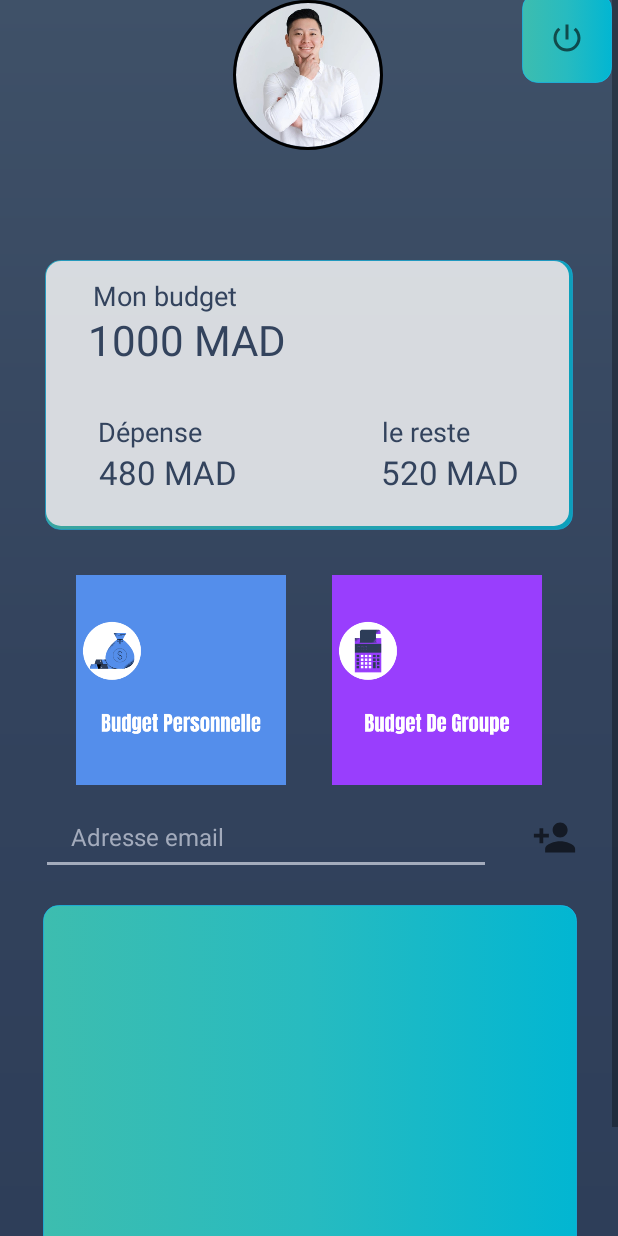
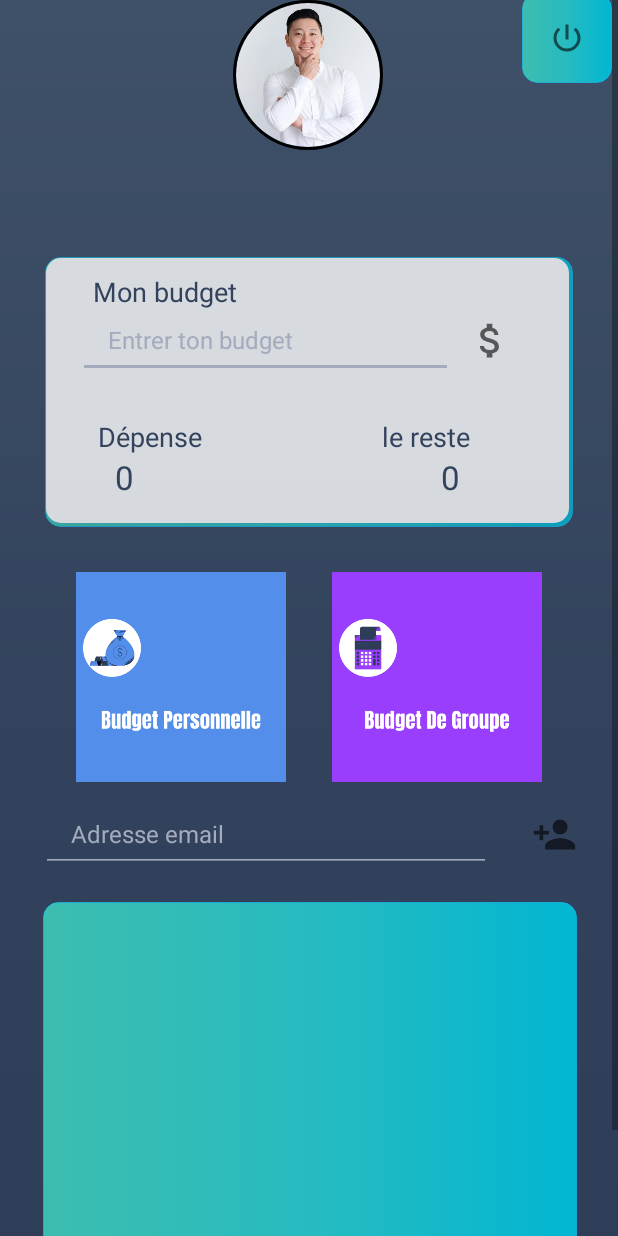
Before and after one commit to AyoubIzourane/Covie, an Android app: the layout activity_main.xml on its own in the app's theme, with its tools: preview values and no code run, on a phone screen of 412 x 824 dp. Run offline under Robolectric (Android 15) with nearby library versions, the light colour scheme and no system bars.

Commit message:
mini calculator of budget

```diff
--- /dev/null
+++ b/app/src/main/java/com/example/colocataire_app/BudgetPersonnelle/TotalBudgetClass.java
@@ -0,0 +1,6 @@
+package com.example.colocataire_app.BudgetPersonnelle;
+
+public class TotalBudgetClass {
+
+    public static String TotalBudget;
+}
--- a/app/src/main/res/layout/activity_main.xml
+++ b/app/src/main/res/layout/activity_main.xml
@@ -7,9 +7,7 @@
     android:layout_width="match_parent"
     android:layout_height="wrap_content">
 
-<androidx.constraintlayout.widget.ConstraintLayout xmlns:android="http://schemas.android.com/apk/res/android"
-    xmlns:app="http://schemas.android.com/apk/res-auto"
-    xmlns:tools="http://schemas.android.com/tools"
+<androidx.constraintlayout.widget.ConstraintLayout
     android:layout_width="match_parent"
     android:layout_height="match_parent"
     android:layout_marginBottom="40dp"
@@ -80,12 +78,10 @@
         android:background="@drawable/border_shadow"
         app:layout_constraintBottom_toBottomOf="parent"
         app:layout_constraintEnd_toEndOf="parent"
-        app:layout_constraintHorizontal_bias="0.94"
         app:layout_constraintStart_toStartOf="parent"
         app:layout_constraintTop_toBottomOf="@+id/username"
-        app:layout_constraintVertical_bias="0.032"
+        app:layout_constraintVertical_bias="0.028"
         tools:ignore="MissingConstraints" />
-
 
     <ImageButton
         android:id="@+id/budget_personnelle"
@@ -166,13 +162,19 @@
         app:layout_constraintTop_toBottomOf="@+id/budget_personnelle"
         tools:ignore="MissingConstraints" />
 
-    <TextView
+    <EditText
         android:id="@+id/textView4"
-        android:layout_width="wrap_content"
-        android:layout_height="wrap_content"
-        android:text="1000 MAD"
-        android:textColor="#33435D"
-        android:textSize="28dp"
+        android:layout_width="250dp"
+        android:layout_height="50dp"
+        android:layout_marginLeft="10dp"
+        android:backgroundTint="#A3ABBC"
+        android:ems="10"
+
+        android:hint="Entrer ton budget"
+        android:paddingStart="20dp"
+        android:textColor="@color/black"
+        android:textColorHint=" #A3ABBC"
+        android:textSize="16dp"
         app:layout_constraintBottom_toBottomOf="@+id/view6"
         app:layout_constraintEnd_toEndOf="@+id/view6"
         app:layout_constraintHorizontal_bias="0.131"
@@ -180,11 +182,27 @@
         app:layout_constraintTop_toTopOf="@+id/view6"
         app:layout_constraintVertical_bias="0.239" />
 
+    <ImageButton
+        android:id="@+id/addBudget"
+        android:layout_width="50dp"
+        android:layout_height="50dp"
+        android:adjustViewBounds="true"
+        android:background="@android:color/transparent"
+        android:padding="10dp"
+        android:scaleType="fitCenter"
+        app:layout_constraintBottom_toBottomOf="@+id/textView4"
+        app:layout_constraintEnd_toEndOf="@+id/view6"
+        app:layout_constraintHorizontal_bias="0.0"
+        app:layout_constraintStart_toEndOf="@+id/textView4"
+        app:layout_constraintTop_toTopOf="@+id/textView4"
+        app:layout_constraintVertical_bias="1.0"
+        app:srcCompat="@drawable/ic_baseline_attach_money_24" />
+
     <TextView
         android:id="@+id/textView8"
         android:layout_width="wrap_content"
         android:layout_height="wrap_content"
-        android:text="480 MAD"
+        android:text="0"
         android:textColor="#33435D"
         android:textSize="22dp"
         app:layout_constraintBottom_toBottomOf="@+id/view6"
@@ -198,7 +216,7 @@
         android:id="@+id/textView9"
         android:layout_width="wrap_content"
         android:layout_height="wrap_content"
-        android:text="520 MAD"
+        android:text="0"
         android:textColor="#33435D"
         android:textSize="22dp"
         app:layout_constraintBottom_toBottomOf="@+id/view6"
@@ -253,9 +271,5 @@
 
 
 
-
-
-
-
 </androidx.constraintlayout.widget.ConstraintLayout>
 </ScrollView>
```
Also changed, not shown: app/src/main/java/com/example/colocataire_app/BudgetPersonnelle/BudgetPersonnelleActivity.java (+35 -0 lines), app/src/main/java/com/example/colocataire_app/Home/MainActivity.java (+28 -0 lines).
